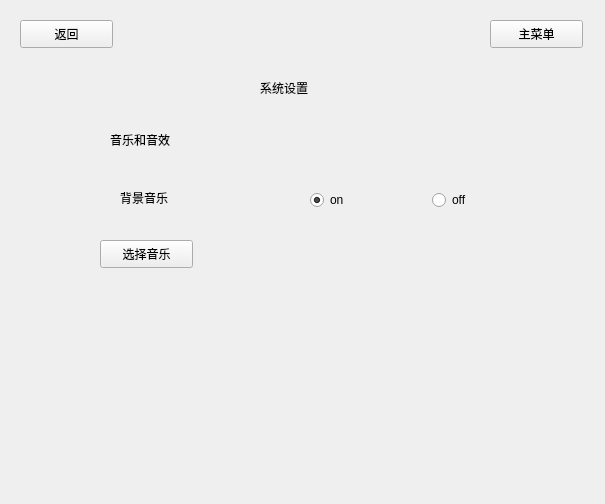
This is xitongsetting.ui in Flyame-debug/Tomato as Qt 5 draws it before an edit. The edited form follows.
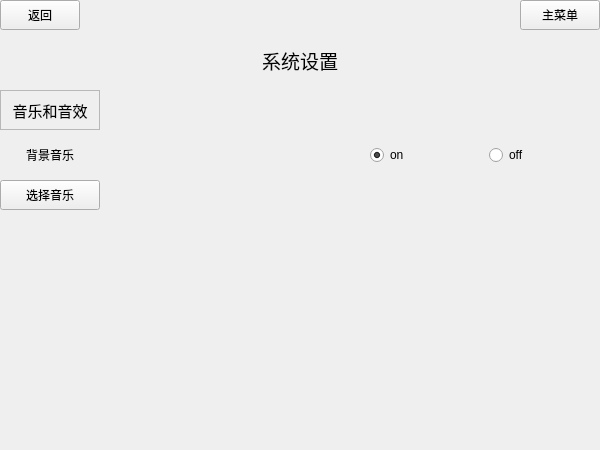
This is the edited form.

```diff
--- a/xitongsetting.ui
+++ b/xitongsetting.ui
@@ -6,20 +6,32 @@
    <rect>
     <x>0</x>
     <y>0</y>
-    <width>605</width>
-    <height>504</height>
+    <width>600</width>
+    <height>450</height>
    </rect>
   </property>
+  <property name="minimumSize">
+   <size>
+    <width>600</width>
+    <height>450</height>
+   </size>
+  </property>
+  <property name="maximumSize">
+   <size>
+    <width>600</width>
+    <height>450</height>
+   </size>
+  </property>
   <property name="windowTitle">
    <string>Form</string>
   </property>
   <widget class="QPushButton" name="pushButton">
    <property name="geometry">
     <rect>
-     <x>20</x>
-     <y>20</y>
-     <width>93</width>
-     <height>28</height>
+     <x>0</x>
+     <y>0</y>
+     <width>80</width>
+     <height>30</height>
     </rect>
    </property>
    <property name="text">
@@ -29,10 +41,10 @@
   <widget class="QPushButton" name="pushButton_2">
    <property name="geometry">
     <rect>
-     <x>490</x>
-     <y>20</y>
-     <width>93</width>
-     <height>28</height>
+     <x>520</x>
+     <y>0</y>
+     <width>80</width>
+     <height>30</height>
     </rect>
    </property>
    <property name="text">
@@ -42,36 +54,55 @@
   <widget class="QLabel" name="label">
    <property name="geometry">
     <rect>
-     <x>260</x>
-     <y>80</y>
-     <width>72</width>
-     <height>15</height>
+     <x>200</x>
+     <y>40</y>
+     <width>200</width>
+     <height>40</height>
     </rect>
    </property>
+   <property name="font">
+    <font>
+     <pointsize>14</pointsize>
+    </font>
+   </property>
    <property name="text">
     <string>系统设置</string>
    </property>
+   <property name="alignment">
+    <set>Qt::AlignCenter</set>
+   </property>
   </widget>
   <widget class="QLabel" name="label_2">
    <property name="geometry">
     <rect>
-     <x>110</x>
-     <y>130</y>
-     <width>91</width>
-     <height>20</height>
+     <x>0</x>
+     <y>90</y>
+     <width>100</width>
+     <height>40</height>
     </rect>
    </property>
+   <property name="font">
+    <font>
+     <pointsize>11</pointsize>
+    </font>
+   </property>
+   <property name="frameShape">
+    <enum>QFrame::StyledPanel</enum>
+   </property>
    <property name="text">
     <string>音乐和音效</string>
    </property>
+   <property name="alignment">
+    <set>Qt::AlignCenter</set>
+   </property>
   </widget>
   <widget class="QPushButton" name="pushButton_3">
    <property name="geometry">
     <rect>
-     <x>100</x>
-     <y>240</y>
-     <width>93</width>
-     <height>28</height>
+     <x>0</x>
+     <y>180</y>
+     <width>100</width>
+     <height>30</height>
     </rect>
    </property>
    <property name="text">
@@ -81,23 +112,26 @@
   <widget class="QLabel" name="label_3">
    <property name="geometry">
     <rect>
-     <x>120</x>
-     <y>190</y>
-     <width>72</width>
-     <height>15</height>
+     <x>0</x>
+     <y>140</y>
+     <width>100</width>
+     <height>30</height>
     </rect>
    </property>
    <property name="text">
     <string>背景音乐</string>
    </property>
+   <property name="alignment">
+    <set>Qt::AlignCenter</set>
+   </property>
   </widget>
   <widget class="QWidget" name="horizontalLayoutWidget">
    <property name="geometry">
     <rect>
-     <x>310</x>
-     <y>190</y>
-     <width>238</width>
-     <height>21</height>
+     <x>370</x>
+     <y>140</y>
+     <width>231</width>
+     <height>31</height>
     </rect>
    </property>
    <layout class="QHBoxLayout" name="horizontalLayout">
```
